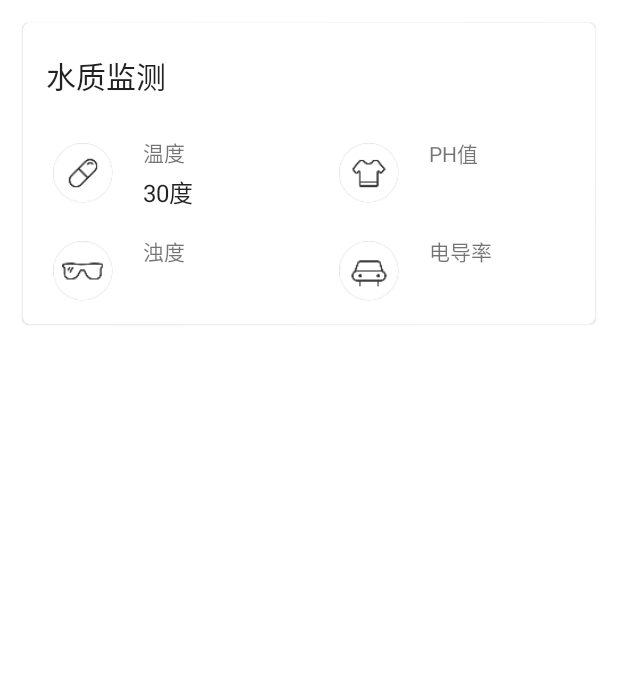
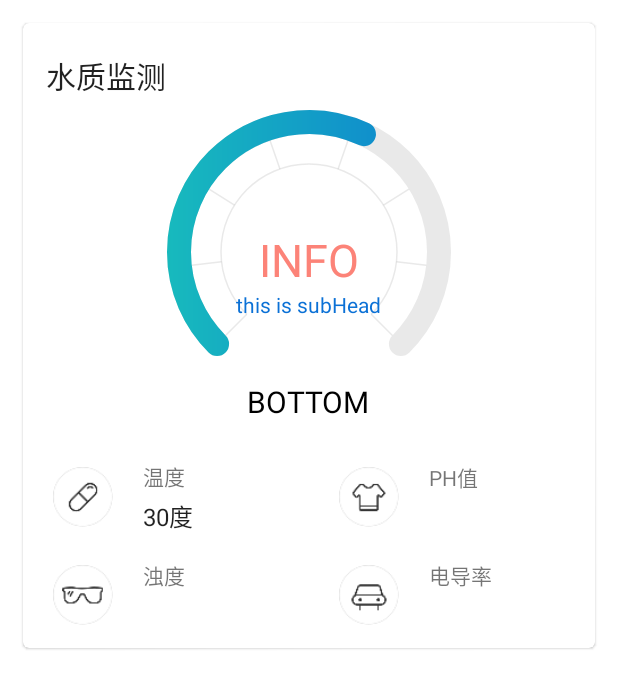
Before and after one commit to iweeek/Intell, an Android app: the layout cardview_water_quality.xml on its own in the app's theme, with its tools: preview values and no code run, on a phone screen of 412 x 824 dp. Shown: the top 689 px of the screen. Run offline under Robolectric (Android 15) with nearby library versions, the phone set to English and light mode, and no system bars.

Commit message:
Add AQI and water score

```diff
--- a/app/src/main/AndroidManifest.xml
+++ b/app/src/main/AndroidManifest.xml
@@ -39,6 +39,7 @@
             android:configChanges="orientation|keyboardHidden|screenSize"
             android:exported="false"
             android:theme="@android:style/Theme.NoTitleBar.Fullscreen" />
+
     </application>
 
 </manifest>
--- a/app/src/main/res/layout/cardview_water_quality.xml
+++ b/app/src/main/res/layout/cardview_water_quality.xml
@@ -2,7 +2,7 @@
 <com.google.android.material.card.MaterialCardView
     xmlns:android="http://schemas.android.com/apk/res/android"
     xmlns:app="http://schemas.android.com/apk/res-auto"
-    xmlns:tools="http://schemas.android.com/tools"
+    xmlns:custom="http://schemas.android.com/apk/res-auto"
     android:layout_width="match_parent"
     android:layout_height="wrap_content"
     android:layout_margin="15dp"
@@ -21,6 +21,18 @@
             android:text="水质监测"
             android:textColor="?android:attr/textColorPrimary"
             android:textSize="20sp"/>
+
+        <com.ethanco.circleprogresslibrary.TextOneCircleProgress
+            android:id="@+id/waterTextCircleProgress"
+            android:layout_width="296dp"
+            android:layout_height="216dp"
+            android:layout_gravity="center"
+            android:gravity="center_horizontal"
+            custom:bottomHeadSize="20sp"
+            custom:headColor="@color/color2"
+            custom:headSize="30sp"
+            custom:subHeadColor="@color/color4"
+            custom:subHeadSize="14sp" />
 
         <LinearLayout
             android:layout_width="match_parent"
--- /dev/null
+++ b/app/src/main/res/menu/main_menu.xml
@@ -0,0 +1,6 @@
+<?xml version="1.0" encoding="utf-8"?>
+<menu xmlns:android="http://schemas.android.com/apk/res/android">
+    <item
+        android:id="@+id/startSecondActivity"
+        android:title="Start SecondActivity"></item>
+</menu>
--- /dev/null
+++ b/circleprogresslibrary/src/main/java/com/ethanco/circleprogresslibrary/TextOneCircleProgress.java
@@ -0,0 +1,102 @@
+package com.ethanco.circleprogresslibrary;
+
+import android.content.Context;
+import android.content.res.TypedArray;
+import android.graphics.Color;
+import android.util.AttributeSet;
+import android.view.View;
+import android.widget.RelativeLayout;
+import android.widget.TextView;
+
+import com.ethanco.circleprogresslibrary.utils.DisplayUtil;
+
+/**
+ * @Description 具有文本显示的CircleProgress
+ * Created by YOLANDA on 2015-12-11.
+ */
+public class TextOneCircleProgress extends RelativeLayout {
+    private final int headColor;
+    private final int subHeadColor;
+    private final float headSize;
+    private final float subHeadSize;
+    private final TextView tvBottomHead;
+    private final int bottomHeadColor;
+    private final float bottomHeadSize;
+    private TickCircleProgress tickCircleProgress;
+    private final TextView tvHead;
+    private final TextView tvSubHead;
+
+    public TextOneCircleProgress(Context context) {
+        this(context, null);
+    }
+
+    public TextOneCircleProgress(Context context, AttributeSet attrs) {
+        this(context, attrs, 0);
+    }
+
+    public TextOneCircleProgress(Context context, AttributeSet attrs, int defStyleAttr) {
+        super(context, attrs, defStyleAttr);
+
+        TypedArray ta = context.obtainStyledAttributes(attrs, R.styleable.TextCircleProgress);
+        headColor = ta.getColor(R.styleable.TextCircleProgress_headColor, Color.BLACK);
+        subHeadColor = ta.getColor(R.styleable.TextCircleProgress_subHeadColor, Color.GRAY);
+        headSize = DisplayUtil.px2sp(context, ta.getDimension(R.styleable.TextCircleProgress_headSize, 30));
+        subHeadSize = DisplayUtil.px2sp(context, ta.getDimension(R.styleable.TextCircleProgress_subHeadSize, 18));
+        bottomHeadColor = ta.getColor(R.styleable.TextCircleProgress_bottomHeadColor, Color.BLACK);
+        bottomHeadSize = DisplayUtil.px2sp(context, ta.getDimension(R.styleable.TextCircleProgress_bottomHeadSize, 22));
+        ta.recycle();
+
+        View contentView = View.inflate(context, R.layout.layout_circleprogress_text_good, this);
+        tickCircleProgress = (TickCircleProgress) contentView.findViewById(R.id.tickCircleProgress2);
+        tvHead = (TextView) contentView.findViewById(R.id.tvHead2);
+        tvSubHead = (TextView) contentView.findViewById(R.id.tvSubhead2);
+        tvBottomHead = (TextView) contentView.findViewById(R.id.tvBottomHead2);
+
+        tvHead.setTextColor(headColor);
+        tvHead.setTextSize(headSize);
+        tvSubHead.setTextColor(subHeadColor);
+        tvSubHead.setTextSize(subHeadSize);
+        tvBottomHead.setTextColor(bottomHeadColor);
+        tvBottomHead.setTextSize(bottomHeadSize);
+    }
+
+    // ============================================================
+    // = Z- 对外开放的方法
+    // ============================================================
+
+    /**
+     * 设置子进度条进度
+     *
+     * @param progress
+     */
+    public void setSubProgress(int progress) {
+        tickCircleProgress.setProgress(progress);
+    }
+
+    /**
+     * 设置主标题
+     *
+     * @param text
+     */
+    public void setHead(String text) {
+        tvHead.setText(text);
+    }
+
+    /**
+     * 设置副标题
+     *
+     * @param text
+     */
+    public void setSubHead(String text) {
+        tvSubHead.setText(text);
+    }
+
+    /**
+     * 设置底部标题
+     *
+     * @param text
+     */
+    public void setBottomHead(String text) {
+        tvBottomHead.setText(text);
+    }
+}
--- /dev/null
+++ b/circleprogresslibrary/src/main/res/layout/layout_circleprogress_text_good.xml
@@ -0,0 +1,59 @@
+<?xml version="1.0" encoding="utf-8"?>
+<RelativeLayout xmlns:android="http://schemas.android.com/apk/res/android"
+    xmlns:custom="http://schemas.android.com/apk/res-auto"
+    android:layout_width="match_parent"
+    android:layout_height="400dp">
+
+    <com.ethanco.circleprogresslibrary.TickCircleProgress
+        android:id="@+id/tickCircleProgress2"
+        android:layout_width="255dp"
+        android:layout_height="245dp"
+        android:layout_centerInParent="true"
+        android:layout_marginStart="45dp"
+        android:layout_marginEnd="45dp"
+        custom:bgColor="@color/color_bg"
+        custom:currProgress="160"
+        custom:foreEndColor="@color/color4"
+        custom:foreStartColor="@color/color3"
+        custom:maxProgress="270"
+        custom:progressInitialPosition="135"
+        custom:progressWidth="16dp"
+        custom:tickColor="@color/color_bg"
+        custom:tickMarkHeight="20dp"
+        custom:tickWidth="1dp"
+        custom:useAnimation="true" />
+
+    <View
+        android:id="@+id/refer_view"
+        android:layout_width="1px"
+        android:layout_height="1px"
+        android:layout_centerInParent="true"></View>
+
+    <TextView
+        android:id="@+id/tvHead2"
+        android:layout_width="wrap_content"
+        android:layout_height="wrap_content"
+        android:layout_centerInParent="true"
+        android:layout_centerHorizontal="true"
+        android:text="INFO"
+        android:textSize="30sp" />
+
+    <TextView
+        android:id="@+id/tvSubhead2"
+        android:layout_width="wrap_content"
+        android:layout_height="wrap_content"
+        android:layout_below="@+id/tvHead2"
+        android:layout_centerHorizontal="true"
+        android:text="this is subHead"
+        android:textSize="18sp" />
+
+    <TextView
+        android:id="@+id/tvBottomHead2"
+        android:layout_width="wrap_content"
+        android:layout_height="wrap_content"
+        android:layout_centerHorizontal="true"
+        android:layout_alignParentBottom="true"
+        android:text="BOTTOM"
+        android:textSize="14sp" />
+
+</RelativeLayout>
```
Also changed, not shown: app/src/main/java/com/example/intell/ui/EnvironmentActivity.java (+22 -0 lines), app/src/main/res/layout/cardview_environment.xml (+12 -6 lines).
